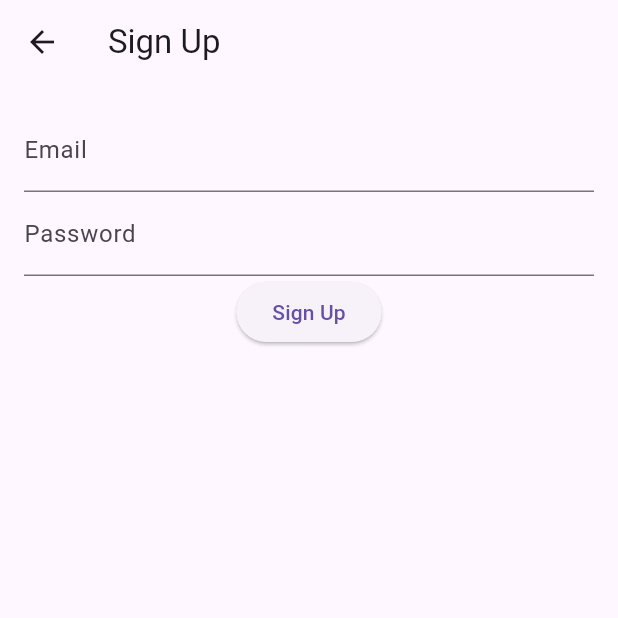
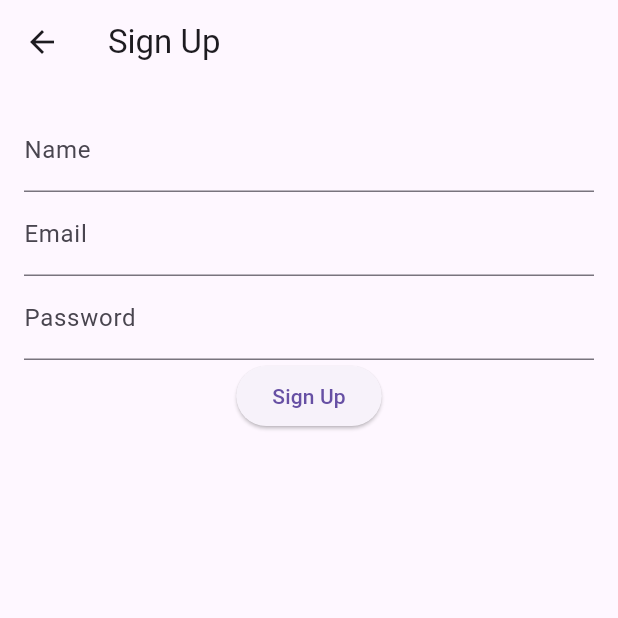
Before and after one commit to jiyeonnii/sw, a Flutter app: the SignUpScreen screen opened by its route, on a phone screen of 412 x 824 dp, the top half of it. Run offline on Flutter 3.47's test engine with Material 3 defaults, Android fonts, the phone set to English and light mode, and no system bars; our stand-ins replace cloud_firestore, firebase_auth, firebase_core, shared_preferences, table_calendar; accounts and stored records are empty.

Commit message:
회원가입

```diff
--- a/lib/screens/signup_screen.dart
+++ b/lib/screens/signup_screen.dart
@@ -1,5 +1,6 @@
 import 'package:flutter/material.dart';
 import 'package:firebase_auth/firebase_auth.dart';
+import 'package:cloud_firestore/cloud_firestore.dart';
 
 class SignUpScreen extends StatefulWidget {
   @override
@@ -8,16 +9,27 @@ class SignUpScreen extends StatefulWidget {
 
 class _SignUpScreenState extends State<SignUpScreen> {
   final FirebaseAuth _auth = FirebaseAuth.instance;
+  final FirebaseFirestore _firestore = FirebaseFirestore.instance;
+  final TextEditingController _nameController = TextEditingController();
   final TextEditingController _emailController = TextEditingController();
   final TextEditingController _passwordController = TextEditingController();
 
   void _signUp() async {
     try {
-      await _auth.createUserWithEmailAndPassword(
+      UserCredential userCredential = await _auth.createUserWithEmailAndPassword(
         email: _emailController.text,
         password: _passwordController.text,
       );
-      Navigator.pushReplacementNamed(context, '/home');
+      User? user = userCredential.user;
+
+      if (user != null) {
+        await _firestore.collection('users').doc(user.uid).set({
+          'name': _nameController.text,
+          'email': _emailController.text,
+        });
+      }
+
+      Navigator.pushReplacementNamed(context, '/login');
     } catch (e) {
       ScaffoldMessenger.of(context).showSnackBar(SnackBar(
         content: Text('Sign Up failed: $e'),
@@ -33,6 +45,10 @@ class _SignUpScreenState extends State<SignUpScreen> {
         padding: EdgeInsets.all(16.0),
         child: Column(
           children: [
+            TextField(
+              controller: _nameController,
+              decoration: InputDecoration(labelText: 'Name'),
+            ),
             TextField(
               controller: _emailController,
               decoration: InputDecoration(labelText: 'Email'),
```
